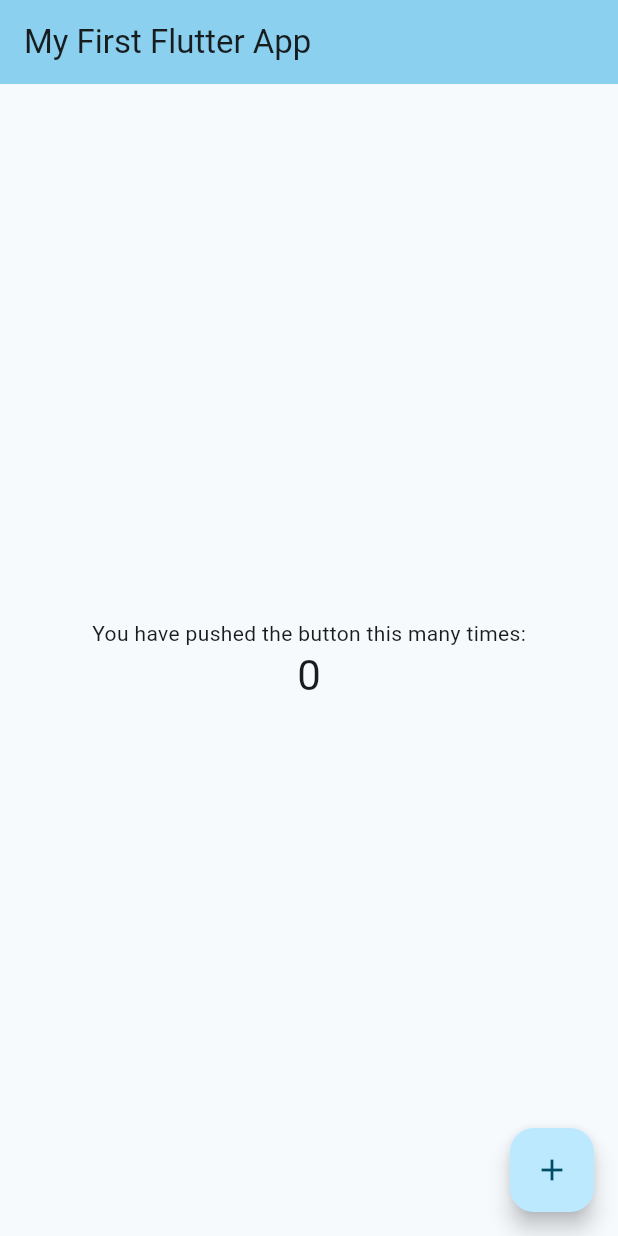
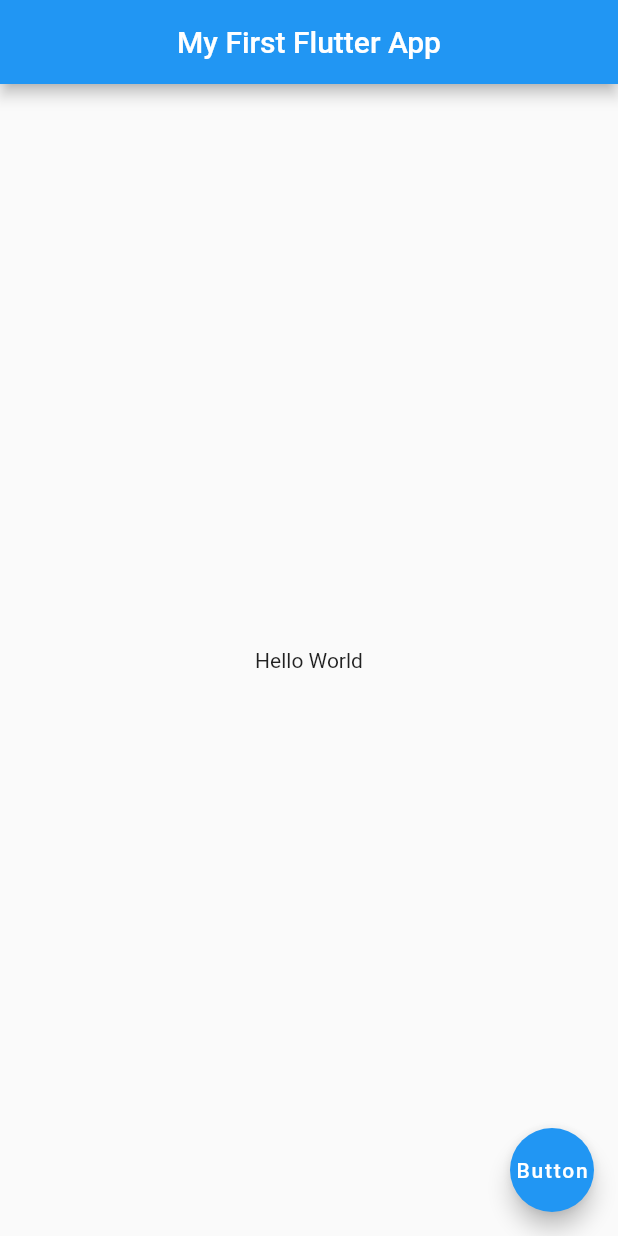
Before and after one commit to BUFONJOKER/First-Flutter-App, a Flutter app: the screen it shows after launch, on a phone screen of 412 x 824 dp. Run offline on Flutter 3.47's test engine with Material 2 defaults, Android fonts, the phone set to English and light mode, and no system bars.

Commit message:
Day 1 first program

```diff
--- a/lib/main.dart
+++ b/lib/main.dart
@@ -1,125 +1,19 @@
 import 'package:flutter/material.dart';
 
 void main() {
-  runApp(const MyApp());
-}
-
-class MyApp extends StatelessWidget {
-  const MyApp({super.key});
-
-  // This widget is the root of your application.
-  @override
-  Widget build(BuildContext context) {
-    return MaterialApp(
-      title: 'Flutter Demo',
-      theme: ThemeData(
-        // This is the theme of your application.
-        //
-        // TRY THIS: Try running your application with "flutter run". You'll see
-        // the application has a blue toolbar. Then, without quitting the app,
-        // try changing the seedColor in the colorScheme below to Colors.green
-        // and then invoke "hot reload" (save your changes or press the "hot
-        // reload" button in a Flutter-supported IDE, or press "r" if you used
-        // the command line to start the app).
-        //
-        // Notice that the counter didn't reset back to zero; the application
-        // state is not lost during the reload. To reset the state, use hot
-        // restart instead.
-        //
-        // This works for code too, not just values: Most code changes can be
-        // tested with just a hot reload.
-        colorScheme: ColorScheme.fromSeed(seedColor: Colors.blueGrey),
-        useMaterial3: true,
+  runApp(MaterialApp(
+    home: Scaffold(
+      appBar:AppBar(
+        title:const Text('My First Flutter App'),
+        centerTitle: true,
       ),
-      home: const MyHomePage(title: 'My First Flutter App'),
-    );
-  }
-}
-
-class MyHomePage extends StatefulWidget {
-  const MyHomePage({super.key, required this.title});
-
-  // This widget is the home page of your application. It is stateful, meaning
-  // that it has a State object (defined below) that contains fields that affect
-  // how it looks.
-
-  // This class is the configuration for the state. It holds the values (in this
-  // case the title) provided by the parent (in this case the App widget) and
-  // used by the build method of the State. Fields in a Widget subclass are
-  // always marked "final".
-
-  final String title;
-
-  @override
-  State<MyHomePage> createState() => _MyHomePageState();
-}
-
-class _MyHomePageState extends State<MyHomePage> {
-  int _counter = 0;
-
-  void _incrementCounter() {
-    setState(() {
-      // This call to setState tells the Flutter framework that something has
-      // changed in this State, which causes it to rerun the build method below
-      // so that the display can reflect the updated values. If we changed
-      // _counter without calling setState(), then the build method would not be
-      // called again, and so nothing would appear to happen.
-      _counter++;
-    });
-  }
-
-  @override
-  Widget build(BuildContext context) {
-    // This method is rerun every time setState is called, for instance as done
-    // by the _incrementCounter method above.
-    //
-    // The Flutter framework has been optimized to make rerunning build methods
-    // fast, so that you can just rebuild anything that needs updating rather
-    // than having to individually change instances of widgets.
-    return Scaffold(
-      appBar: AppBar(
-        // TRY THIS: Try changing the color here to a specific color (to
-        // Colors.amber, perhaps?) and trigger a hot reload to see the AppBar
-        // change color while the other colors stay the same.
-        backgroundColor: Theme.of(context).colorScheme.inversePrimary,
-        // Here we take the value from the MyHomePage object that was created by
-        // the App.build method, and use it to set our appbar title.
-        title: Text(widget.title),
-      ),
-      body: Center(
-        // Center is a layout widget. It takes a single child and positions it
-        // in the middle of the parent.
-        child: Column(
-          // Column is also a layout widget. It takes a list of children and
-          // arranges them vertically. By default, it sizes itself to fit its
-          // children horizontally, and tries to be as tall as its parent.
-          //
-          // Column has various properties to control how it sizes itself and
-          // how it positions its children. Here we use mainAxisAlignment to
-          // center the children vertically; the main axis here is the vertical
-          // axis because Columns are vertical (the cross axis would be
-          // horizontal).
-          //
-          // TRY THIS: Invoke "debug painting" (choose the "Toggle Debug Paint"
-          // action in the IDE, or press "p" in the console), to see the
-          // wireframe for each widget.
-          mainAxisAlignment: MainAxisAlignment.center,
-          children: <Widget>[
-            const Text(
-              'You have pushed the button this many times:',
-            ),
-            Text(
-              '$_counter',
-              style: Theme.of(context).textTheme.headlineMedium,
-            ),
-          ],
-        ),
+      body: const Center(
+        child:Text("Hello World"),
       ),
       floatingActionButton: FloatingActionButton(
-        onPressed: _incrementCounter,
-        tooltip: 'Increment',
-        child: const Icon(Icons.add),
-      ), // This trailing comma makes auto-formatting nicer for build methods.
-    );
-  }
+        onPressed: (){},
+        child: const Text('Button'),
+      )
+    ),
+  ));
 }
```
